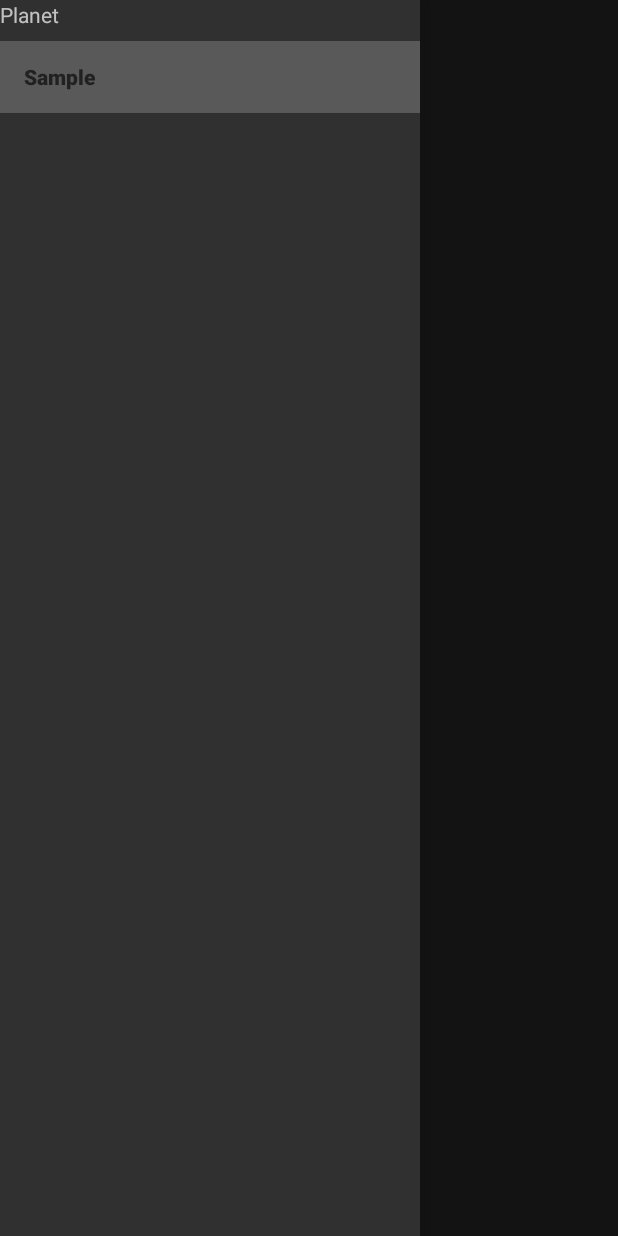
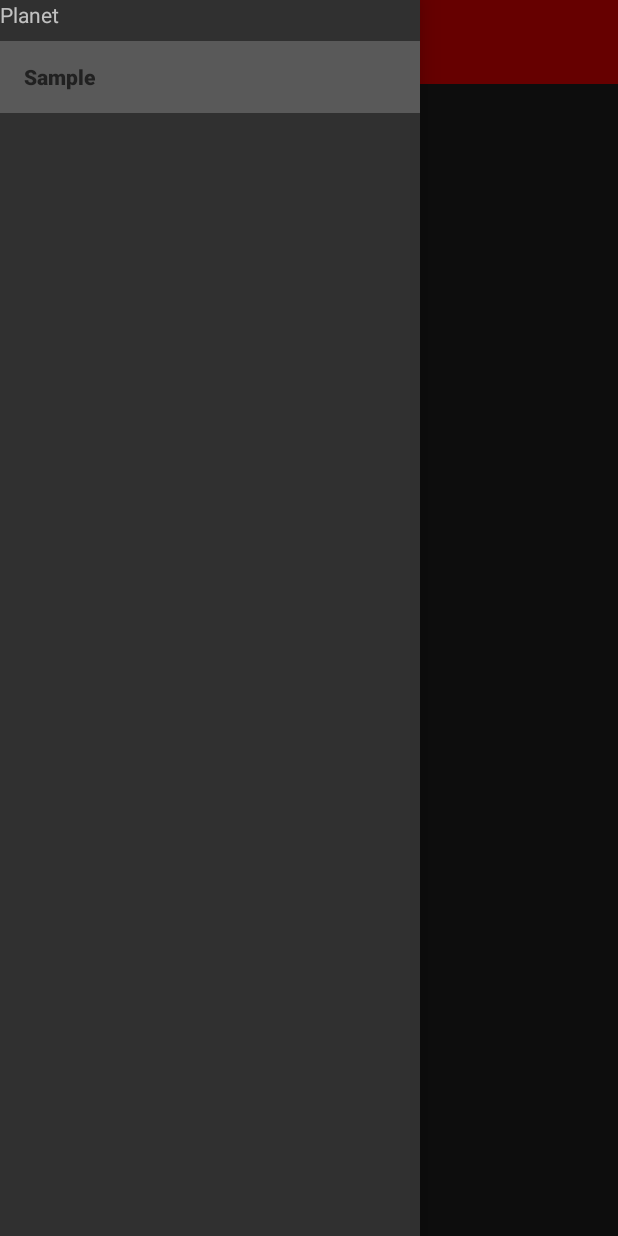
Before and after one commit to Geno1024/NH4, an Android app: the screen it shows after launch (PlanetActivity), with the side drawer open, on a phone screen of 412 x 824 dp. Run offline under Robolectric (Android 15) with nearby library versions, the phone set to English and light mode, and no system bars; our stand-ins replace navigation-ui.

Commit message:
[Update] swdb/planet: so silly that this width was wrap content.

```diff
--- a/swdb/planet/android/src/main/res/layout/app_bar_planet.xml
+++ b/swdb/planet/android/src/main/res/layout/app_bar_planet.xml
@@ -5,7 +5,7 @@
     android:layout_height="match_parent">
 
     <com.google.android.material.appbar.AppBarLayout
-        android:layout_width="wrap_content"
+        android:layout_width="match_parent"
         android:layout_height="match_parent">
         <androidx.appcompat.widget.Toolbar
             android:id="@+id/toolbar"
--- a/swdb/planet/android/src/main/res/menu/activity_planet_drawer.xml
+++ b/swdb/planet/android/src/main/res/menu/activity_planet_drawer.xml
@@ -7,6 +7,6 @@
         android:checkableBehavior="single">
         <item
             android:id="@+id/nav_sample"
-            android:title="Sample"/>
+            android:title="@string/fragment_sample"/>
     </group>
 </menu>
--- a/swdb/planet/android/src/main/res/navigation/mobile_navigation.xml
+++ b/swdb/planet/android/src/main/res/navigation/mobile_navigation.xml
@@ -7,6 +7,6 @@
     <fragment
         android:id="@+id/nav_sample"
         android:name="g.sw.planet.SampleFragment"
-        android:label="Sample"
+        android:label="@string/fragment_sample"
         tools:layout="@layout/fragment_sample"/>
 </navigation>
--- a/swdb/planet/android/src/main/res/values/strings.xml
+++ b/swdb/planet/android/src/main/res/values/strings.xml
@@ -1,4 +1,5 @@
 <?xml version="1.0" encoding="utf-8"?>
 <resources>
     <string name="app_name" translatable="false">Planet</string>
+    <string name="fragment_sample">Sample</string>
 </resources>
```
Also changed, not shown: 3 other files.
